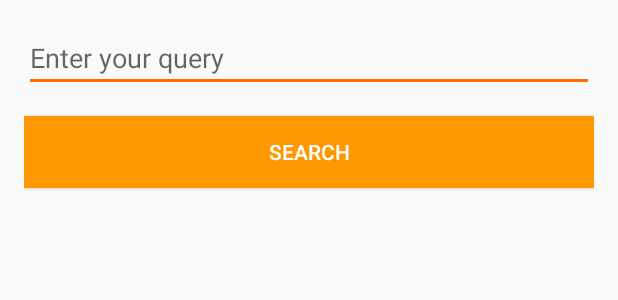
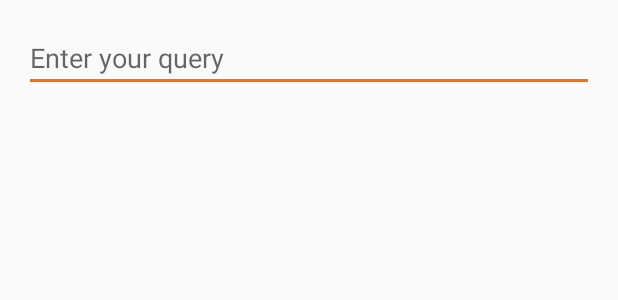
Before and after one commit to Strikelon/ItunesApp2, an Android app: the layout fragment_main.xml on its own in the app's theme, with its tools: preview values and no code run, on a phone screen of 412 x 824 dp. Shown: the top 300 px of the screen. Run offline under Robolectric (Android 15) with nearby library versions, the phone set to English and light mode, and no system bars.

Commit message:
update search

```diff
--- a/app/src/main/res/layout/fragment_main.xml
+++ b/app/src/main/res/layout/fragment_main.xml
@@ -17,18 +17,6 @@
         app:layout_constraintEnd_toEndOf="parent"
         app:layout_constraintTop_toTopOf="parent" />
 
-    <Button
-        android:id="@+id/main_search_button"
-        android:layout_width="match_parent"
-        android:layout_height="wrap_content"
-        android:background="@color/colorPrimary"
-        android:textColor="@android:color/white"
-        android:text="@string/search"
-        android:layout_marginTop="@dimen/main_layout_margin"
-        app:layout_constraintStart_toStartOf="parent"
-        app:layout_constraintEnd_toEndOf="parent"
-        app:layout_constraintTop_toBottomOf="@+id/main_edit_text" />
-
     <ProgressBar
         android:id="@+id/progress_bar"
         android:layout_width="match_parent"
@@ -37,7 +25,7 @@
         android:visibility="gone"
         app:layout_constraintStart_toStartOf="parent"
         app:layout_constraintEnd_toEndOf="parent"
-        app:layout_constraintTop_toBottomOf="@+id/main_search_button" />
+        app:layout_constraintTop_toBottomOf="@+id/main_edit_text" />
 
     <androidx.recyclerview.widget.RecyclerView
         android:id="@+id/album_recycler_view"
@@ -48,7 +36,7 @@
         app:layout_constraintBottom_toBottomOf="parent"
         app:layout_constraintEnd_toEndOf="parent"
         app:layout_constraintStart_toStartOf="parent"
-        app:layout_constraintTop_toBottomOf="@+id/main_search_button"
+        app:layout_constraintTop_toBottomOf="@+id/main_edit_text"
         app:layout_constraintVertical_bias="0.0" />
 
 </androidx.constraintlayout.widget.ConstraintLayout>
```
Also changed, not shown: app/build.gradle (+5 -4 lines), app/src/main/java/com/example/itunesapp2/view/MainFragment.kt (+47 -21 lines), app/src/main/java/com/example/itunesapp2/viewmodel/DetailViewModel.kt (+5 -10 lines), app/src/main/java/com/example/itunesapp2/viewmodel/MainViewModel.kt (+9 -8 lines).
